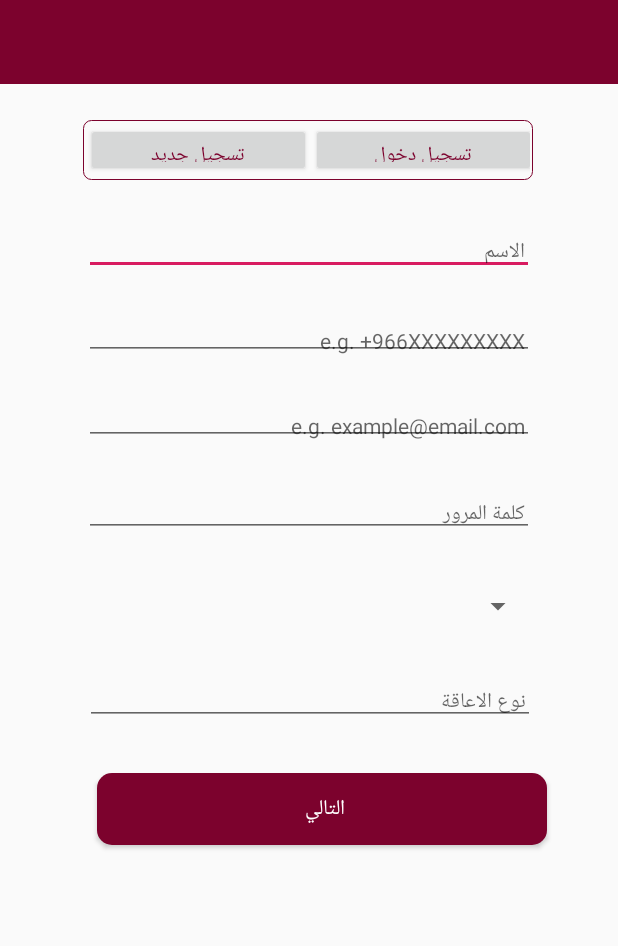
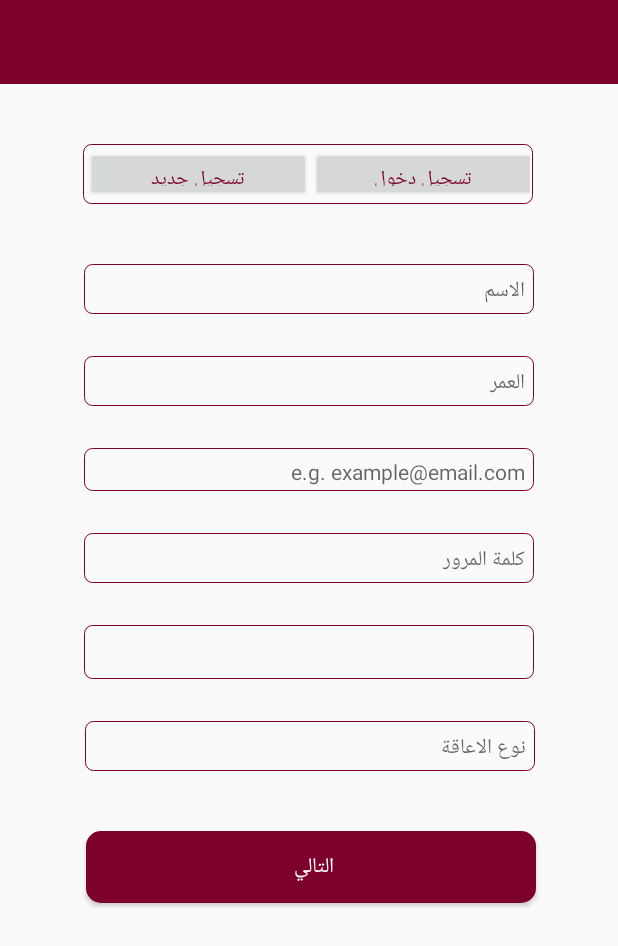
Before and after one commit to ElhamImdad/Hakathon22, an Android app: the layout fragment_registration_user_r.xml on its own in the app's theme, with its tools: preview values and no code run, on a phone screen of 412 x 824 dp. Shown: the top 946 px of the screen. Run offline under Robolectric (Android 15) with nearby library versions, the phone set to English and light mode, and no system bars.

Commit message:
add registration page

```diff
--- a/app/src/main/res/layout/fragment_registration_user_r.xml
+++ b/app/src/main/res/layout/fragment_registration_user_r.xml
@@ -19,7 +19,7 @@
         android:id="@+id/linearLayout"
         android:layout_width="300dp"
         android:layout_height="40dp"
-        android:layout_marginTop="24dp"
+        android:layout_marginTop="40dp"
         android:background="@drawable/rectangle"
         android:orientation="horizontal"
         app:layout_constraintEnd_toEndOf="parent"
@@ -50,7 +50,8 @@
         android:id="@+id/requesterName"
         android:layout_width="300dp"
         android:layout_height="wrap_content"
-        android:layout_marginTop="150dp"
+        android:layout_marginTop="40dp"
+        android:background="@drawable/rectangle"
         android:hint="الاسم"
         android:paddingLeft="6dp"
         android:paddingTop="6dp"
@@ -60,21 +61,22 @@
         android:textSize="14sp"
         app:layout_constraintEnd_toEndOf="parent"
         app:layout_constraintStart_toStartOf="parent"
-        app:layout_constraintTop_toTopOf="parent" />
+        app:layout_constraintTop_toBottomOf="@+id/linearLayout" />
 
     <EditText
-        android:id="@+id/editTextPhone"
+        android:id="@+id/age"
         android:layout_width="300dp"
         android:layout_height="wrap_content"
         android:layout_marginTop="28dp"
         android:ems="10"
-        android:hint="e.g. +966XXXXXXXXX"
-        android:inputType="phone"
+        android:inputType="number"
+        android:hint="العمر"
         android:paddingLeft="6dp"
         android:paddingTop="6dp"
         android:paddingRight="6dp"
         android:paddingBottom="3dp"
         android:textAlignment="viewEnd"
+        android:background="@drawable/rectangle"
         android:textSize="14sp"
         app:layout_constraintEnd_toEndOf="parent"
         app:layout_constraintStart_toStartOf="parent"
@@ -87,6 +89,7 @@
         android:layout_marginTop="28dp"
         android:ems="10"
         android:hint="e.g. example@email.com"
+        android:background="@drawable/rectangle"
         android:inputType="textEmailAddress"
         android:paddingLeft="6dp"
         android:paddingTop="6dp"
@@ -96,19 +99,19 @@
         android:textSize="14sp"
         app:layout_constraintEnd_toEndOf="parent"
         app:layout_constraintStart_toStartOf="parent"
-        app:layout_constraintTop_toBottomOf="@+id/editTextPhone" />
+        app:layout_constraintTop_toBottomOf="@+id/age" />
 
     <Button
         android:id="@+id/confirm"
         android:layout_width="300dp"
         android:layout_height="wrap_content"
-        android:layout_marginTop="32dp"
+        android:layout_marginTop="40dp"
         android:background="@drawable/button"
         android:text="التالي "
         android:textColor="@color/white"
         android:textSize="14sp"
         app:layout_constraintEnd_toEndOf="parent"
-        app:layout_constraintHorizontal_bias="0.576"
+        app:layout_constraintHorizontal_bias="0.51"
         app:layout_constraintStart_toStartOf="parent"
         app:layout_constraintTop_toBottomOf="@+id/type" />
 
@@ -122,6 +125,7 @@
         android:hint="كلمة المرور"
         android:inputType="textPassword"
         android:paddingLeft="6dp"
+        android:background="@drawable/rectangle"
         android:paddingTop="6dp"
         android:paddingRight="6dp"
         android:paddingBottom="3dp"
@@ -139,7 +143,9 @@
         android:gravity="right"
         android:paddingLeft="6dp"
         android:paddingTop="4dp"
+        android:hint="الجنس"
         android:paddingRight="6dp"
+        android:background="@drawable/rectangle"
         android:textSize="14sp"
         app:layout_constraintEnd_toEndOf="parent"
         app:layout_constraintStart_toStartOf="parent"
@@ -158,6 +164,7 @@
         android:paddingRight="6dp"
         android:paddingBottom="3dp"
         android:textAlignment="textStart"
+        android:background="@drawable/rectangle"
         android:textSize="14sp"
         app:layout_constraintEnd_toEndOf="parent"
         app:layout_constraintHorizontal_bias="0.504"
```
